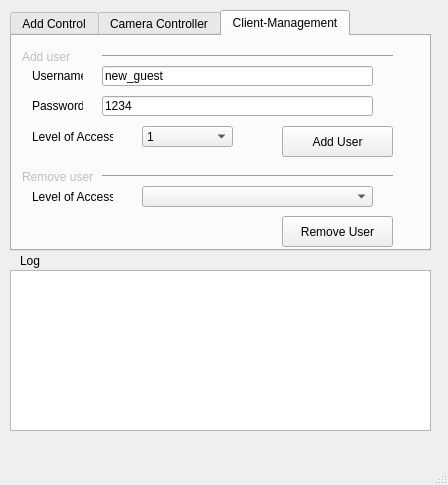
This is 10-NewVersion/Server/ui/ServerUI.ui in HosseinlGholami/Army-Prj as Qt 5 draws it before an edit. The edited form follows.
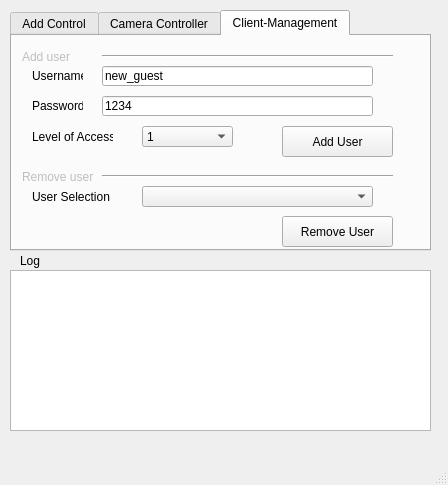
This is the edited form. The open tabs and pages were chosen to show the change.

```diff
--- a/10-NewVersion/Server/ui/ServerUI.ui
+++ b/10-NewVersion/Server/ui/ServerUI.ui
@@ -532,7 +532,7 @@
        </rect>
       </property>
       <property name="text">
-       <string>Level of Access</string>
+       <string>User Selection</string>
       </property>
      </widget>
      <widget class="QPushButton" name="add_user_Button_2">
```
Left out of the diff: 4 changed lines with no effect on the pictures.
